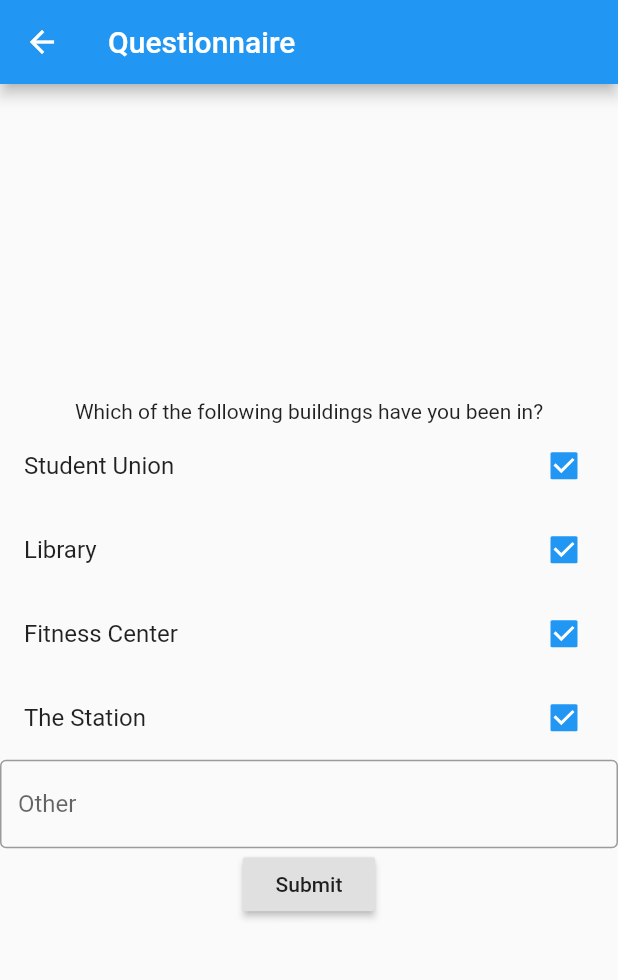
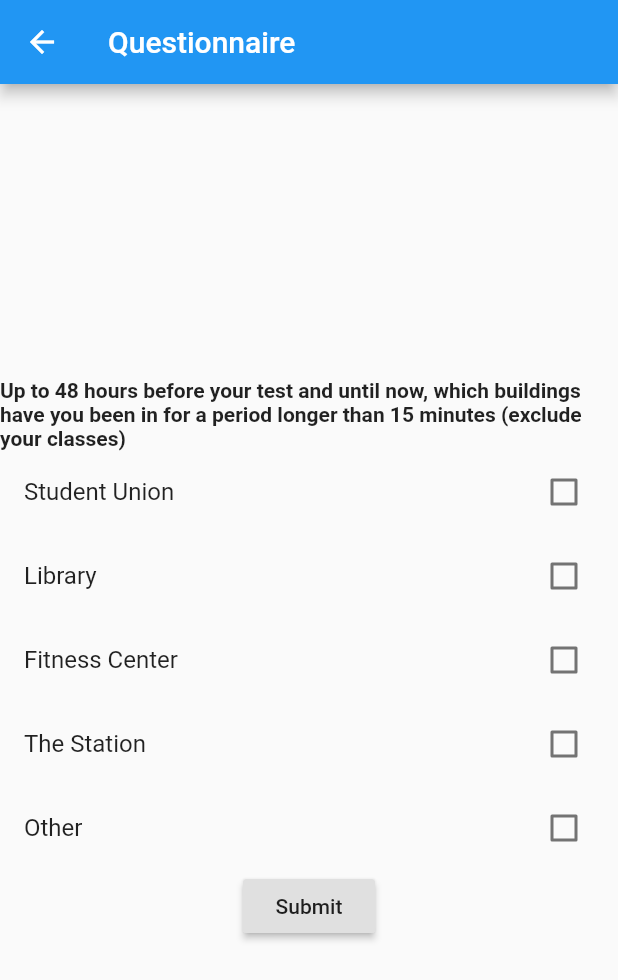
Before and after one commit to ZacTheiss/Hackathon, a Flutter app: the HomePage screen opened directly, after a tap on "I have tested positive for COVID-19", on a phone screen of 412 x 824 dp. Shown: the top 980 px of the screen. Run offline on Flutter 3.47's test engine with Material 2 defaults, Android fonts, the phone set to English and light mode, and no system bars; our stand-ins replace grouped_list; missing offline and left inert: mongo_dart.

Commit message:
Updates to UI

```diff
--- a/CovidCombater/covid_combater/lib/confirmationPage.dart
+++ b/CovidCombater/covid_combater/lib/confirmationPage.dart
@@ -8,7 +8,7 @@ class ConfirmationPage extends StatelessWidget {
       appBar: AppBar(
         title: Text('Confirmation'),
       ),
-      body: Container(
+      body: Center(
         child: Column(
           mainAxisAlignment: MainAxisAlignment.center,
           children: <Widget>[
--- a/CovidCombater/covid_combater/lib/homePage.dart
+++ b/CovidCombater/covid_combater/lib/homePage.dart
@@ -1,7 +1,7 @@
 import 'package:flutter/material.dart';
 import 'questionnairePage.dart';
 import 'resourcePage.dart';
-import 'package:mongo_dart/mongo_dart.dart';
+//import 'package:mongo_dart/mongo_dart.dart';
 
 class HomePage extends StatelessWidget {
   @override
@@ -15,6 +15,14 @@ class HomePage extends StatelessWidget {
           mainAxisAlignment: MainAxisAlignment.spaceEvenly,
           children: <Widget>[
             Container(
+              child: Text(
+                "Please select one:",
+                style: TextStyle(fontWeight: FontWeight.bold),
+              ),
+            ),
+            SizedBox(
+              width: double.infinity,
+              height: 100.0,
               child: RaisedButton(
                 child: Text('I have tested positive for COVID-19'),
                 onPressed: () => Navigator.push(
@@ -23,18 +31,22 @@ class HomePage extends StatelessWidget {
                         builder: (context) => QuestionnairePage())),
               ),
             ),
-            Container(
+            SizedBox(
+              width: double.infinity,
+              height: 100.0,
               child: RaisedButton(
                   child: Text(
-                      'I have been in contact with someone who has tested postiive for COVID-19'),
+                    'I have been in contact with someone who has tested postiive for COVID-19',
+                    textAlign: TextAlign.center,
+                  ),
                   onPressed: () async {
-                    Db db = Db('mongodb://localhost:27017/test');
-                    await db.open();
-                    DbCollection coll = db.collection('people');
+                    // Db db = Db('mongodb://localhost:27017/test');
+                    //await db.open();
+                    //DbCollection coll = db.collection('people');
 
-                    await coll.update(await coll.findOne(where.eq('id', 101)), {
-                      r'$set': {'positiveTest': true}
-                    });
+                    //await coll.update(await coll.findOne(where.eq('id', 101)), {
+                    //r'$set': {'positiveTest': true}
+                    //});
                     Navigator.push(
                         context,
                         MaterialPageRoute(
--- a/CovidCombater/covid_combater/lib/questionnairePage.dart
+++ b/CovidCombater/covid_combater/lib/questionnairePage.dart
@@ -7,7 +7,16 @@ class QuestionnairePage extends StatefulWidget {
 }
 
 class _QuestionnairePageState extends State<QuestionnairePage> {
-  bool _value = true;
+  bool _value1 = false;
+  bool _value2 = false;
+  bool _value3 = false;
+  bool _value4 = false;
+  bool _value5 = false;
+  String _dateTime1 = '';
+  String _dateTime2 = '';
+  String _dateTime3 = '';
+  String _dateTime4 = '';
+  String _dateTime5 = '';
 
   @override
   Widget build(BuildContext context) {
@@ -20,57 +29,123 @@ class _QuestionnairePageState extends State<QuestionnairePage> {
           mainAxisAlignment: MainAxisAlignment.center,
           children: <Widget>[
             Container(
-              child: Text("Which of the following buildings have you been in?"),
+              child: Text(
+                "Up to 48 hours before your test and until now, which buildings have you been in for a period longer than 15 minutes (exclude your classes)",
+                style: TextStyle(fontWeight: FontWeight.bold),
+              ),
             ),
             Container(
               child: CheckboxListTile(
                 title: Text('Student Union'),
-                value: _value,
+                value: _value1,
                 onChanged: (newValue) {
                   setState(() {
-                    _value = newValue;
+                    _value1 = newValue;
                   });
                 },
+              ),
+            ),
+            Visibility(
+              visible: _value1,
+              child: TextField(
+                onChanged: (String value) {
+                  _dateTime1 = value;
+                },
+                decoration: InputDecoration(
+                  border: OutlineInputBorder(),
+                  labelText: 'Date and Time',
+                ),
               ),
             ),
             Container(
               child: CheckboxListTile(
                 title: Text('Library'),
-                value: _value,
+                value: _value2,
                 onChanged: (newValue) {
                   setState(() {
-                    _value = newValue;
+                    _value2 = newValue;
                   });
                 },
+              ),
+            ),
+            Visibility(
+              visible: _value2,
+              child: TextField(
+                onChanged: (String value) {
+                  _dateTime2 = value;
+                },
+                decoration: InputDecoration(
+                  border: OutlineInputBorder(),
+                  labelText: 'Date and Time',
+                ),
               ),
             ),
             Container(
               child: CheckboxListTile(
                 title: Text('Fitness Center'),
-                value: _value,
+                value: _value3,
                 onChanged: (newValue) {
                   setState(() {
-                    _value = newValue;
+                    _value3 = newValue;
                   });
                 },
+              ),
+            ),
+            Visibility(
+              visible: _value3,
+              child: TextField(
+                onChanged: (String value) {
+                  _dateTime3 = value;
+                },
+                decoration: InputDecoration(
+                  border: OutlineInputBorder(),
+                  labelText: 'Date and Time',
+                ),
               ),
             ),
             Container(
               child: CheckboxListTile(
                 title: Text('The Station'),
-                value: _value,
+                value: _value4,
                 onChanged: (newValue) {
                   setState(() {
-                    _value = newValue;
+                    _value4 = newValue;
                   });
                 },
               ),
             ),
-            Container(
+            Visibility(
+              visible: _value4,
               child: TextField(
+                onChanged: (String value) {
+                  _dateTime4 = value;
+                },
                 decoration: InputDecoration(
                   border: OutlineInputBorder(),
-                  labelText: 'Other',
+                  labelText: 'Date and Time',
+                ),
+              ),
+            ),
+            Container(
+              child: CheckboxListTile(
+                title: Text('Other'),
+                value: _value5,
+                onChanged: (newValue) {
+                  setState(() {
+                    _value5 = newValue;
+                  });
+                },
+              ),
+            ),
+            Visibility(
+              visible: _value5,
+              child: TextField(
+                onChanged: (String value) {
+                  _dateTime5 = value;
+                },
+                decoration: InputDecoration(
+                  border: OutlineInputBorder(),
+                  labelText: 'Location, Date, and Time',
                 ),
               ),
             ),
```
Also changed, not shown: CovidCombater/covid_combater/lib/loginPage.dart (+0 -8 lines), CovidCombater/covid_combater/lib/peopleController.dart (deleted, +0 -74 lines), CovidCombater/covid_combater/lib/resourcePage.dart (+9 -0 lines).
